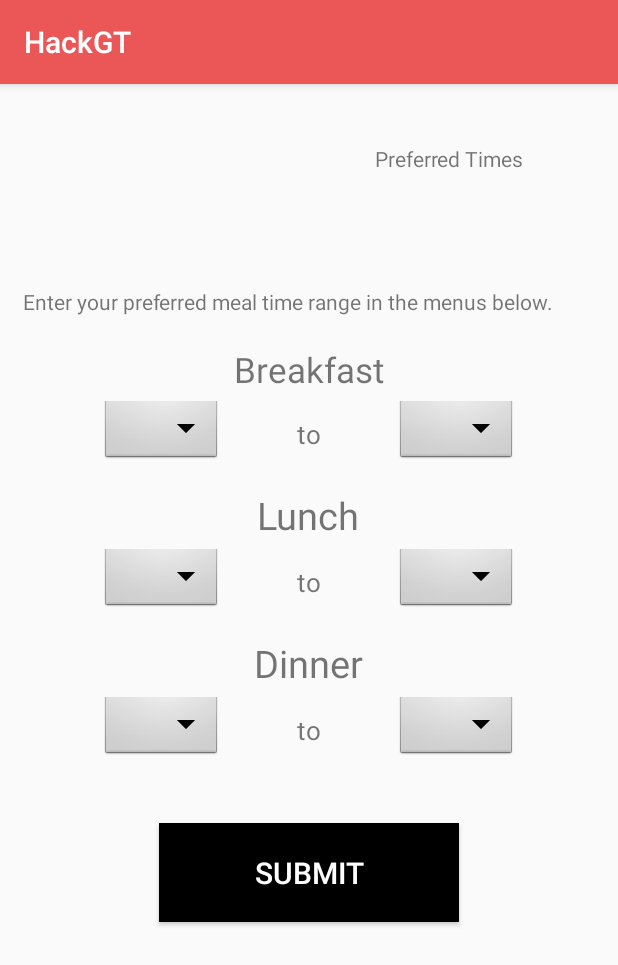
After one commit to hchittanuru3/EasyEat, an Android app: the preferredTimes screen opened directly, with no data from a screen before it, on a phone screen of 412 x 824 dp. The commit adds this screen. Shown: the top 965 px of the screen. Run offline under Robolectric (Android 15) with nearby library versions, the phone set to English and light mode, and no system bars.

Commit message:
Added Preferred Times Screen

```diff
--- a/app/src/main/AndroidManifest.xml
+++ b/app/src/main/AndroidManifest.xml
@@ -18,7 +18,8 @@
         </activity>
         <activity android:name=".homeScreen" />
         <activity android:name=".loginScreen" />
-        <activity android:name=".TimesScreen"></activity>
+        <activity android:name=".TimesScreen" />
+        <activity android:name=".preferredTimes"></activity>
     </application>
 
 </manifest>
--- /dev/null
+++ b/app/src/main/java/com/example/hemanthc98/hackgt/preferredTimes.java
@@ -0,0 +1,13 @@
+package com.example.hemanthc98.hackgt;
+
+import android.support.v7.app.AppCompatActivity;
+import android.os.Bundle;
+
+public class preferredTimes extends AppCompatActivity {
+
+    @Override
+    protected void onCreate(Bundle savedInstanceState) {
+        super.onCreate(savedInstanceState);
+        setContentView(R.layout.activity_preferred_times);
+    }
+}
--- a/app/src/main/res/layout/activity_main.xml
+++ b/app/src/main/res/layout/activity_main.xml
@@ -11,27 +11,27 @@
         android:layout_width="match_parent"
         android:layout_height="wrap_content"
         android:orientation="horizontal"
-        android:layout_marginBottom="10dp"
-        >
+        android:layout_marginBottom="20dp">
 
         <ImageView
             android:layout_width="60dp"
             android:layout_height="60dp"
-            android:layout_marginLeft="20dp"
-            android:layout_marginTop="20dp"
+            android:layout_marginLeft="40dp"
+            android:layout_marginTop="40dp"
             android:paddingTop="10dp" />
 
         <TextView
             android:layout_width="100dp"
             android:layout_height="75dp"
-            android:layout_marginLeft="10dp"
-            android:layout_marginTop="10dp"
-            android:text="@string/app_name"
-            />
+            android:layout_marginLeft="150dp"
+            android:layout_marginTop="40dp"
+            android:text="HackGT" />
+
     </LinearLayout>
 
+
     <TextView
-        android:layout_width="100dp"
+        android:layout_width="wrap_content"
         android:layout_height="wrap_content"
         android:layout_marginLeft="15dp"
         android:text="Name"
--- /dev/null
+++ b/app/src/main/res/layout/activity_preferred_times.xml
@@ -0,0 +1,196 @@
+<?xml version="1.0" encoding="utf-8"?>
+<LinearLayout xmlns:android="http://schemas.android.com/apk/res/android"
+    xmlns:app="http://schemas.android.com/apk/res-auto"
+    xmlns:tools="http://schemas.android.com/tools"
+    android:layout_width="match_parent"
+    android:layout_height="match_parent"
+    android:orientation="vertical"
+    tools:context="com.example.hemanthc98.hackgt.preferredTimes">
+
+    <LinearLayout
+        android:layout_width="match_parent"
+        android:layout_height="wrap_content"
+        android:orientation="horizontal"
+        android:layout_marginBottom="20dp">
+
+        <ImageView
+            android:layout_width="60dp"
+            android:layout_height="60dp"
+            android:layout_marginLeft="40dp"
+            android:layout_marginTop="40dp"
+            android:paddingTop="10dp"
+            />
+
+            <TextView
+            android:layout_width="100dp"
+            android:layout_height="75dp"
+            android:layout_marginLeft="150dp"
+            android:layout_marginTop="40dp"
+            android:text="Preferred Times" />
+
+    </LinearLayout>
+
+    <TextView
+        android:layout_width="wrap_content"
+        android:layout_height="wrap_content"
+        android:text="Enter your preferred meal time range in the menus below."
+        android:layout_marginBottom="20dp"
+        android:layout_marginLeft="15dp"
+        />
+
+    <TextView
+        android:layout_width="wrap_content"
+        android:layout_height="wrap_content"
+        android:layout_gravity="center"
+        android:text="Breakfast"
+        android:textSize="23sp"
+        android:layout_marginBottom="5dp"/>
+
+    <LinearLayout
+        android:layout_width="wrap_content"
+        android:layout_height="wrap_content"
+        android:layout_gravity="center"
+        android:orientation="horizontal"
+        >
+
+
+        <Spinner
+        android:layout_width="wrap_content"
+        android:layout_height="wrap_content"
+        android:layout_marginLeft="10dp"
+        android:theme="@android:style/Theme.Light"
+        android:layout_marginRight="50dp"
+        android:layout_marginBottom="10dp"
+        android:layout_gravity="center_vertical"
+        android:id="@+id/breakfasttime1"
+            />
+
+        <TextView
+            android:layout_width="wrap_content"
+            android:layout_height="wrap_content"
+            android:text="to"
+            android:textSize="17sp"
+            android:layout_marginTop="10dp"
+            />
+
+        <Spinner
+        android:layout_width="wrap_content"
+        android:layout_height="wrap_content"
+        android:layout_marginLeft="50dp"
+        android:layout_marginRight="10dp"
+        android:theme="@android:style/Theme.Light"
+        android:layout_marginBottom="10dp"
+        android:layout_gravity="center_vertical"
+        android:id="@+id/breakfasttime2"
+        />
+
+    </LinearLayout>
+
+    <TextView
+        android:layout_width="wrap_content"
+        android:layout_height="wrap_content"
+        android:layout_gravity="center"
+        android:text="Lunch"
+        android:textSize="25sp"
+        android:layout_marginBottom="5dp"/>
+
+    <LinearLayout
+        android:layout_width="wrap_content"
+        android:layout_height="wrap_content"
+        android:layout_gravity="center"
+        android:orientation="horizontal"
+        >
+
+
+        <Spinner
+            android:layout_width="wrap_content"
+            android:layout_height="wrap_content"
+            android:layout_marginLeft="10dp"
+            android:theme="@android:style/Theme.Light"
+            android:layout_marginRight="50dp"
+            android:layout_marginBottom="10dp"
+            android:layout_gravity="center_vertical"
+            android:id="@+id/lunchtime1"
+            />
+
+        <TextView
+            android:layout_width="wrap_content"
+            android:layout_height="wrap_content"
+            android:text="to"
+            android:textSize="17sp"
+            android:layout_marginTop="10dp"
+            />
+
+        <Spinner
+            android:layout_width="wrap_content"
+            android:layout_height="wrap_content"
+            android:layout_marginLeft="50dp"
+            android:layout_marginRight="10dp"
+            android:theme="@android:style/Theme.Light"
+            android:layout_marginBottom="10dp"
+            android:layout_gravity="center_vertical"
+            android:id="@+id/lunchtime2"
+            />
+
+    </LinearLayout>
+
+    <TextView
+        android:layout_width="wrap_content"
+        android:layout_height="wrap_content"
+        android:layout_gravity="center"
+        android:text="Dinner"
+        android:textSize="25sp"
+        android:layout_marginBottom="5dp"/>
+
+    <LinearLayout
+        android:layout_width="wrap_content"
+        android:layout_height="wrap_content"
+        android:layout_gravity="center"
+        android:orientation="horizontal"
+        >
+
+
+        <Spinner
+            android:layout_width="wrap_content"
+            android:layout_height="wrap_content"
+            android:layout_marginLeft="10dp"
+            android:theme="@android:style/Theme.Light"
+            android:layout_marginRight="50dp"
+            android:layout_marginBottom="10dp"
+            android:layout_gravity="center_vertical"
+            android:id="@+id/dinnertime1"
+            />
+
+        <TextView
+            android:layout_width="wrap_content"
+            android:layout_height="wrap_content"
+            android:text="to"
+            android:textSize="17sp"
+            android:layout_marginTop="10dp"
+            />
+
+        <Spinner
+            android:layout_width="wrap_content"
+            android:layout_height="wrap_content"
+            android:layout_marginLeft="50dp"
+            android:layout_marginRight="10dp"
+            android:theme="@android:style/Theme.Light"
+            android:layout_marginBottom="10dp"
+            android:layout_gravity="center_vertical"
+            android:id="@+id/dinnertime2"
+            />
+
+    </LinearLayout>
+
+    <Button
+        android:id="@+id/register"
+        android:layout_width="200dp"
+        android:layout_height="66dp"
+        android:layout_gravity="center"
+        android:layout_marginTop="25dp"
+        android:background="@android:color/black"
+        android:text="Submit"
+        android:textColor="@android:color/white"
+        android:textSize="20dp" />
+
+    </LinearLayout>
```
